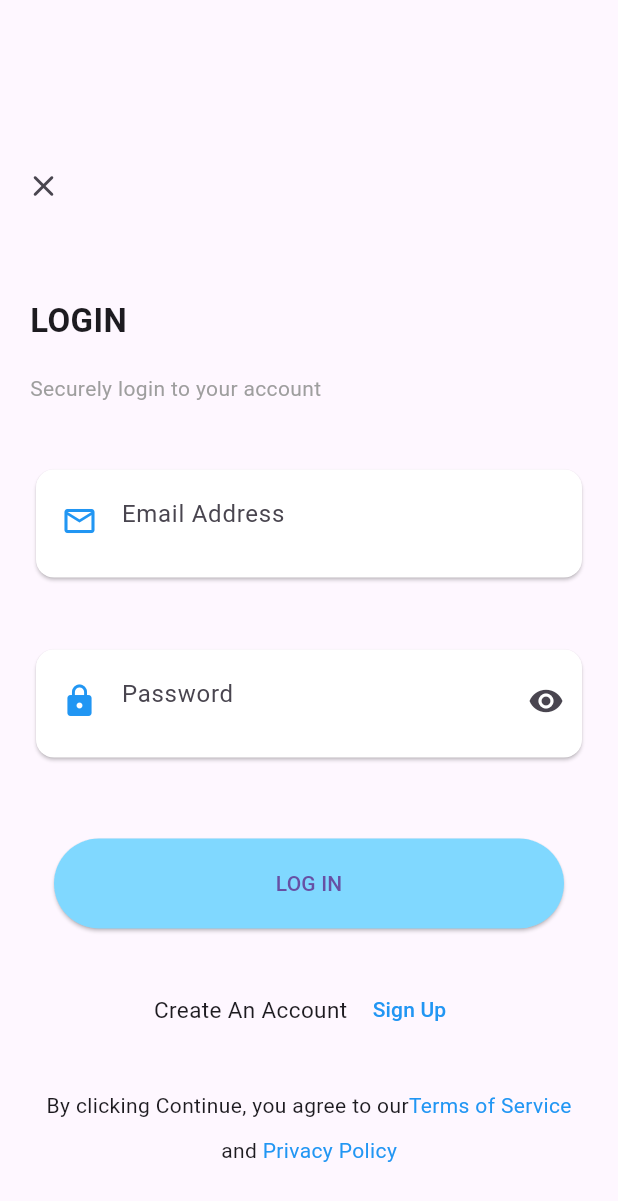
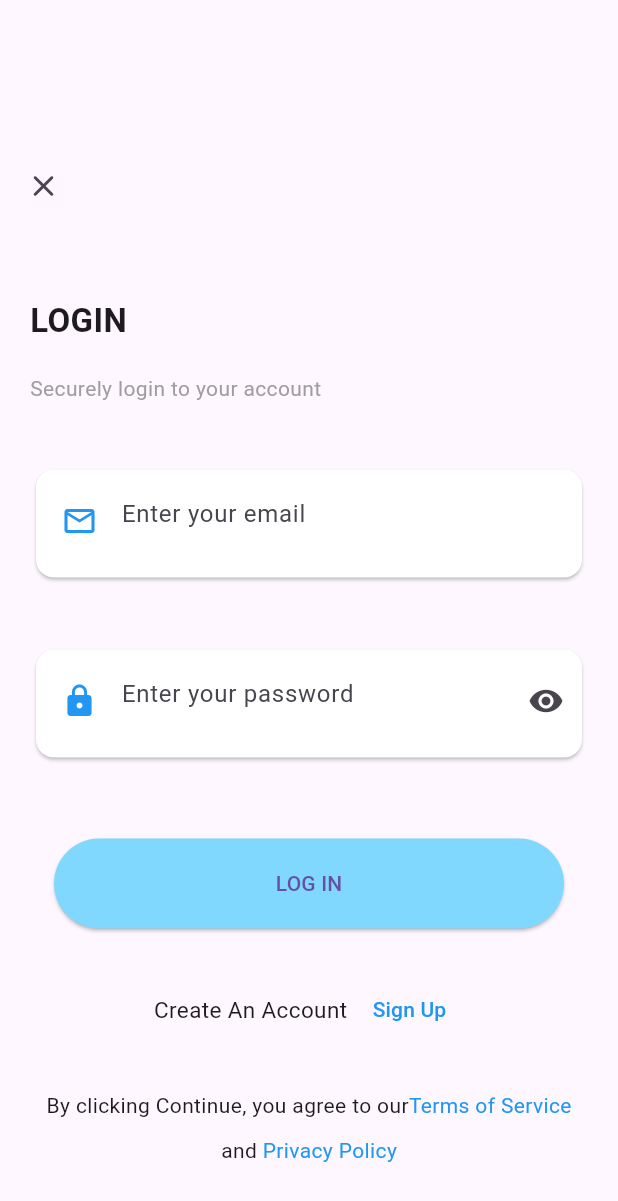
Before and after one commit to adnanpanakkad/Hydramate, a Flutter app: the screen it shows after launch, after a tap on "SKIP", on a phone screen of 412 x 824 dp. Shown: the top 1201 px of the screen. Run offline on Flutter 3.47's test engine with Material 3 defaults, Android fonts, the phone set to English and light mode, and no system bars; our stand-ins replace awesome_dialog, get, google_fonts, hive, hive_flutter, image_picker and 6 more; missing offline and left inert: kdgaugeview; accounts and stored records are empty; statements that could not run were skipped.

Commit message:
code sructuring on progress

```diff
--- a/lib/Screens/all_pages.dart
+++ b/lib/Screens/all_pages.dart
@@ -173,7 +173,7 @@ class MainPageState extends State<MainPage> {
 
   List<IconData> listOfIcons = [
     Icons.home_rounded,
-    Icons.favorite_rounded,
+    Icons.equalizer,
     Icons.person_rounded,
   ];
 
--- a/lib/Screens/goalpage/addwatergoal.dart
+++ b/lib/Screens/goalpage/addwatergoal.dart
@@ -6,7 +6,7 @@ import 'package:water_tracking_app/db/functions/db_functions.dart';
 import 'package:water_tracking_app/model/stepcount_model.dart';
 
 class Addgoal extends StatefulWidget {
-  Addgoal({Key? key, required this.selecteditem}) : super(key: key);
+  Addgoal( {Key? key, required this.selecteditem}) : super(key: key);
 
   String selecteditem = '1';
 
--- a/lib/Screens/loginpage/login.dart
+++ b/lib/Screens/loginpage/login.dart
@@ -4,6 +4,7 @@ import 'package:hive_flutter/hive_flutter.dart';
 import 'package:shared_preferences/shared_preferences.dart';
 import 'package:water_tracking_app/Screens/all_pages.dart';
 import 'package:water_tracking_app/Screens/intro3.dart';
+import 'package:water_tracking_app/Screens/loginpage/widgets/textfield.dart';
 import 'package:water_tracking_app/Screens/signuppage/signup.dart';
 import 'package:water_tracking_app/db/functions/db_functions.dart';
 import 'package:water_tracking_app/main.dart';
@@ -28,7 +29,7 @@ class _LoginState extends State<Login> {
   }
 
   @override
-  Widget build(BuildContext context){
+  Widget build(BuildContext context) {
     return Scaffold(
       body: SingleChildScrollView(
         child: Form(
@@ -79,76 +80,16 @@ class _LoginState extends State<Login> {
                 ),
               ),
               const SizedBox(height: 20),
-              Padding(
-                padding: const EdgeInsets.all(20),
-                child: SizedBox(
-                  height: 80,
-                  width: 500,
-                  child: Card(
-                    color: Colors.white,
-                    child: Padding(
-                      padding: const EdgeInsets.only(left: 5, top: 10),
-                      child: TextFormField(
-                        controller: _emailController,
-                        decoration: const InputDecoration(
-                          border: InputBorder.none,
-                          hintText: 'Email Address',
-                          prefixIcon:
-                              Icon(Icons.mail_outlined, color: Colors.blue),
-                        ),
-                        validator: (value) {
-                          if (value == null || value.isEmpty) {
-                            return 'email is required';
-                          } else {
-                            return null;
-                          }
-                        },
-                      ),
-                    ),
-                  ),
-                ),
-              ),
-              Padding(
-                padding: const EdgeInsets.all(20),
-                child: ValueListenableBuilder<bool>(
-                  valueListenable: _obscureText,
-                  builder: (context, value, child) {
-                    return SizedBox(
-                      height: 80,
-                      width: 500,
-                      child: Card(
-                        color: Colors.white,
-                        child: Padding(
-                          padding: const EdgeInsets.only(left: 5, top: 10),
-                          child: TextFormField(
-                            obscureText: value,
-                            controller: _passwordController,
-                            decoration: InputDecoration(
-                              border: InputBorder.none,
-                              hintText: 'Password',
-                              prefixIcon:
-                                  const Icon(Icons.lock, color: Colors.blue),
-                              suffixIcon: IconButton(
-                                icon: value
-                                    ? const Icon(Icons.visibility)
-                                    : const Icon(Icons.visibility_off),
-                                onPressed: togglePasswordVisibility,
-                              ),
-                            ),
-                            validator: (value) {
-                              if (value == null || value.isEmpty) {
-                                return 'Password is required';
-                              } else {
-                                return null;
-                              }
-                            },
-                          ),
-                        ),
-                      ),
-                    );
-                  },
-                ),
-              ),
+              Emailfield(
+                  Controller: _emailController,
+                  Hinttext: 'Enter your email',
+                  warning: 'Email is required'),
+              Passwordfield(
+                  Controller: _passwordController,
+                  Hinttext: 'Enter your password',
+                  warning: 'Password required',
+                  obscureText: _obscureText,
+                  passwordvisibility: togglePasswordVisibility),
               const SizedBox(height: 30),
               Row(
                 mainAxisAlignment: MainAxisAlignment.center,
@@ -232,7 +173,8 @@ class _LoginState extends State<Login> {
 
     if (user != null) {
       if (password == user.password) {
-        Get.to(() => MainPage());
+        Navigator.of(context).pushReplacement(MaterialPageRoute(
+                              builder: (ctx) => const MainPage()));
         final sharedPrefs = await SharedPreferences.getInstance();
         await sharedPrefs.setString(email_key_Name, email);
 
--- /dev/null
+++ b/lib/Screens/loginpage/widgets/textfield.dart
@@ -0,0 +1,107 @@
+import 'package:flutter/material.dart';
+
+class Emailfield extends StatelessWidget {
+  final dynamic Controller;
+  final String Hinttext;
+  final String warning;
+  const Emailfield({
+    super.key,
+    required this.Controller,
+    required this.Hinttext,
+    required this.warning,
+  });
+
+  @override
+  Widget build(BuildContext context) {
+    return Padding(
+      padding: const EdgeInsets.all(20),
+      child: SizedBox(
+        height: 80,
+        width: 500,
+        child: Card(
+          color: Colors.white,
+          child: Padding(
+            padding: const EdgeInsets.only(left: 5, top: 10),
+            child: TextFormField(
+              controller: Controller,
+              decoration: InputDecoration(
+                border: InputBorder.none,
+                hintText: Hinttext,
+                prefixIcon: const Icon(Icons.mail_outlined, color: Colors.blue),
+              ),
+              validator: (value) {
+                if (value == null || value.isEmpty) {
+                  return warning;
+                } else {
+                  return null;
+                }
+              },
+              autovalidateMode: AutovalidateMode.onUserInteraction,
+            ),
+          ),
+        ),
+      ),
+    );
+  }
+}
+
+class Passwordfield extends StatelessWidget {
+  final dynamic Controller;
+  final String Hinttext;
+  final String warning;
+  final dynamic obscureText;
+  final dynamic passwordvisibility;
+  const Passwordfield({
+    super.key,
+    required this.Controller,
+    required this.Hinttext,
+    required this.warning,
+     required this.obscureText,
+     required this.passwordvisibility,
+  });
+
+  @override
+  Widget build(BuildContext context) {
+    return Padding(
+      padding: const EdgeInsets.all(20),
+      child: ValueListenableBuilder<bool>(
+        valueListenable: obscureText,
+        builder: (context, value, child) {
+          return SizedBox(
+            height: 80,
+            width: 500,
+            child: Card(
+              color: Colors.white,
+              child: Padding(
+                padding: const EdgeInsets.only(left: 5, top: 10),
+                child: TextFormField(
+                  obscureText: value,
+                  controller: Controller,
+                  decoration: InputDecoration(
+                    border: InputBorder.none,
+                    hintText: Hinttext,
+                    prefixIcon: const Icon(Icons.lock, color: Colors.blue),
+                    suffixIcon: IconButton(
+                      icon: value
+                          ? const Icon(Icons.visibility)
+                          : const Icon(Icons.visibility_off),
+                      onPressed: passwordvisibility,
+                    ),
+                  ),
+                  validator: (value) {
+                    if (value == null || value.isEmpty) {
+                      return warning;
+                    } else {
+                      return null;
+                    }
+                  },
+                  autovalidateMode: AutovalidateMode.onUserInteraction,
+                ),
+              ),
+            ),
+          );
+        },
+      ),
+    );
+  }
+}
--- a/lib/Screens/signuppage/widget/textformfield.dart
+++ b/lib/Screens/signuppage/widget/textformfield.dart
@@ -36,6 +36,7 @@ class Textfield extends StatelessWidget {
                   return null;
                 }
               },
+              autovalidateMode: AutovalidateMode.onUserInteraction,
             ),
           ),
         ),
```
Also changed, not shown: lib/Screens/homepage/home_page.dart (+7 -31 lines), lib/Screens/homepage/widgets/appbar.dart (added, +40 -0 lines), lib/Screens/homepage/widgets/appdrawer.dart (+2 -8 lines), lib/db/functions/db_functions.dart (+4 -4 lines), lib/Screens/homepage/widgets/custom_text.dart (added).
